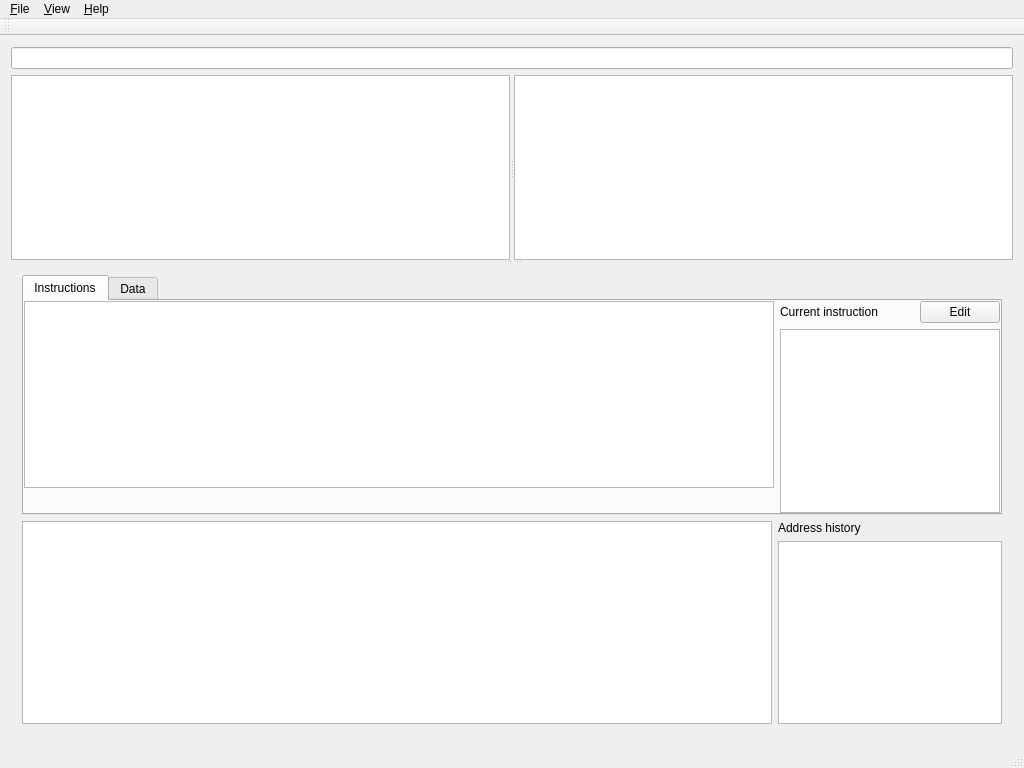
Qt form src/qt/emilpro/mainwindow.ui (SimonKagstrom/emilpro) before a commit.
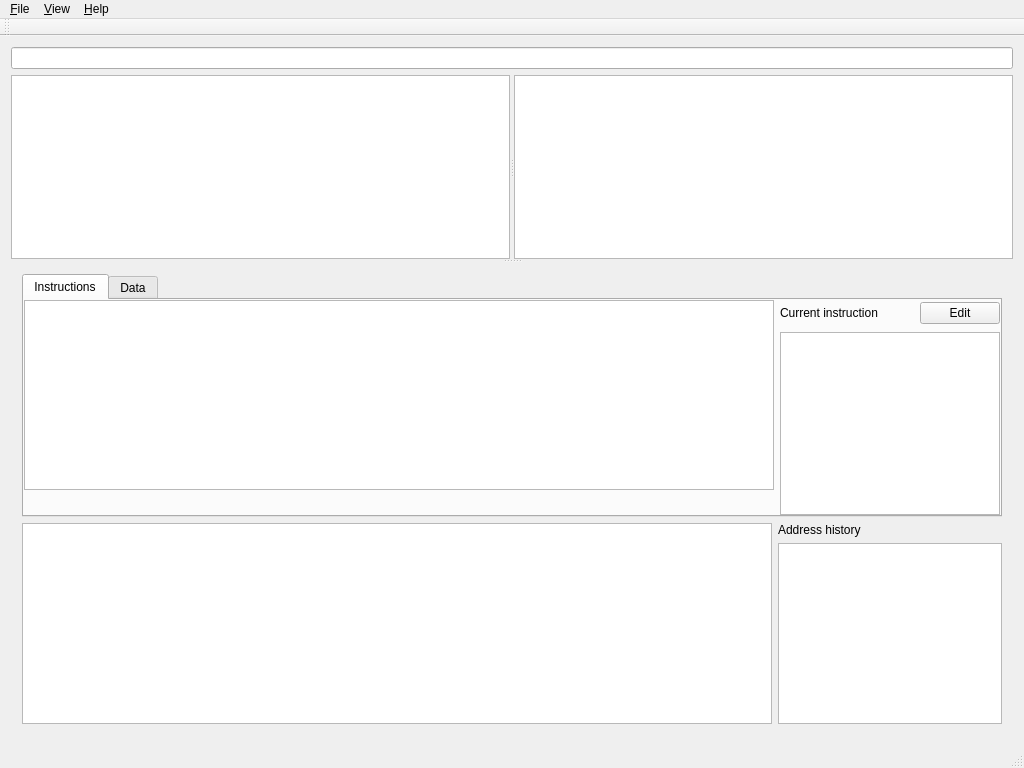
The same form after that commit.

Commit message: qt gui: Name all interesting widgets

```diff
--- a/src/qt/emilpro/mainwindow.ui
+++ b/src/qt/emilpro/mainwindow.ui
@@ -197,8 +197,8 @@
                        </property>
                        <property name="sizeHint" stdset="0">
                         <size>
-                         <width>40</width>
-                         <height>20</height>
+                         <width>13</width>
+                         <height>26</height>
                         </size>
                        </property>
                       </spacer>
```
Left out of the diff: 12 changed lines with no effect on the pictures.
